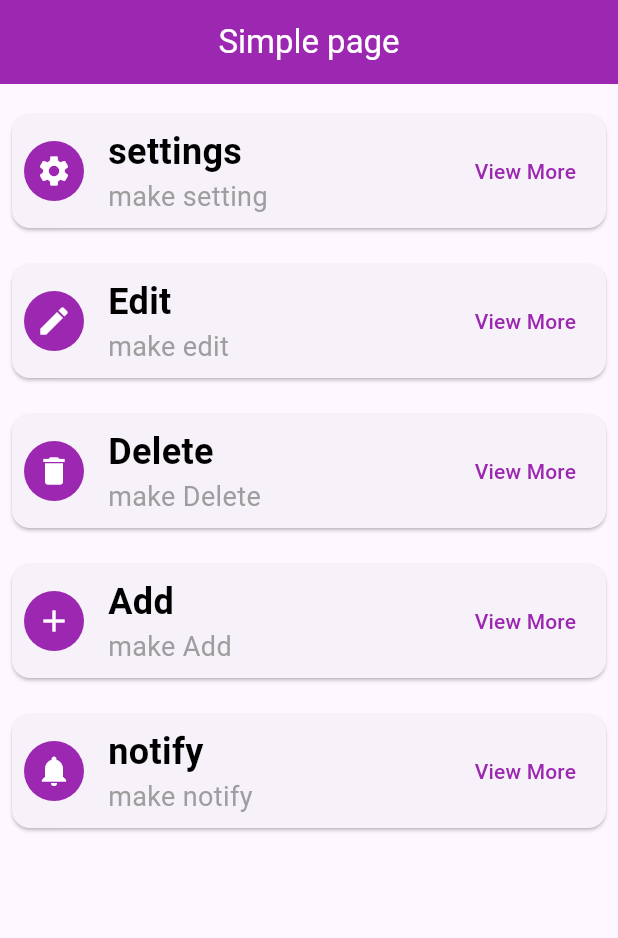
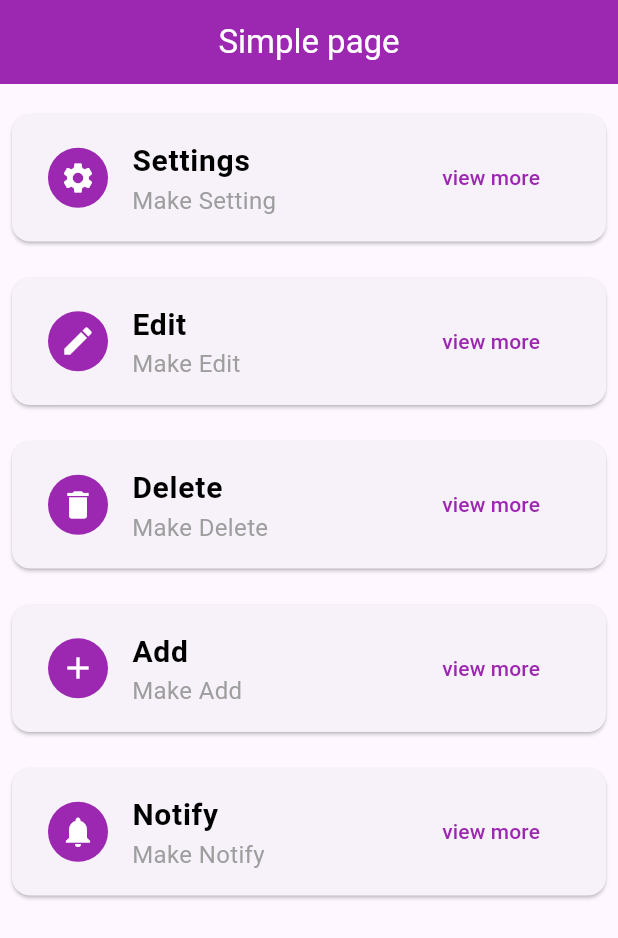
Before and after one commit to yousefmohamed35/assignment, a Flutter app: the screen it shows after launch, on a phone screen of 412 x 824 dp. Shown: the top 938 px of the screen. Run offline on Flutter 3.47's test engine with Material 3 defaults, Android fonts, the phone set to English and light mode, and no system bars.

Commit message:
refcatoer info card

```diff
--- a/lib/core/app_styles.dart
+++ b/lib/core/app_styles.dart
@@ -4,13 +4,13 @@ import 'app_colors.dart';
 
 abstract class AppStyles {
   static const TextStyle title = TextStyle(
-    fontSize: 24,
+    fontSize: 20,
     fontWeight: FontWeight.bold,
     color: AppColors.textPrimary, // optional
   );
 
   static const TextStyle subtitle = TextStyle(
-    fontSize: 18,
+    fontSize: 16,
     fontWeight: FontWeight.normal,
     color: AppColors.textSecondary, // optional
   );
--- a/lib/feature/data/function/list_info_card_data.dart
+++ b/lib/feature/data/function/list_info_card_data.dart
@@ -5,16 +5,16 @@ import '../model/card_data.dart';
 List<CardData> cardDataInfo() {
   List<CardData> info = [
     CardData(
-      title: 'settings',
-      subtitle: 'make setting',
+      title: 'Settings',
+      subtitle: 'Make Setting',
       iconData: Icons.settings,
     ),
-    CardData(title: 'Edit', subtitle: 'make edit', iconData: Icons.edit),
-    CardData(title: 'Delete', subtitle: 'make Delete', iconData: Icons.delete),
-    CardData(title: 'Add', subtitle: 'make Add', iconData: Icons.add),
+    CardData(title: 'Edit', subtitle: 'Make Edit', iconData: Icons.edit),
+    CardData(title: 'Delete', subtitle: 'Make Delete', iconData: Icons.delete),
+    CardData(title: 'Add', subtitle: 'Make Add', iconData: Icons.add),
     CardData(
-      title: 'notify',
-      subtitle: 'make notify',
+      title: 'Notify',
+      subtitle: 'Make Notify',
       iconData: Icons.notifications,
     ),
   ];
--- a/lib/feature/simple_page/presentation/view/widget/info_card.dart
+++ b/lib/feature/simple_page/presentation/view/widget/info_card.dart
@@ -22,30 +22,20 @@ class InfoCard extends StatelessWidget {
       margin: EdgeInsets.symmetric(vertical: 12),
       child: Padding(
         padding: const EdgeInsets.all(8.0),
-        child: Row(
-          children: [
-            CircleAvatar(
-              backgroundColor: AppColors.primary,
-              child: Icon(iconData, size: 24, color: Colors.white),
+        child: ListTile(
+          title: Text(title, style: AppStyles.title),
+          subtitle: Text(subTitle, style: AppStyles.subtitle),
+          trailing: TextButton(
+            onPressed: onPressed,
+            child: Text(
+              'view more',
+              style: TextStyle(color: AppColors.primary),
             ),
-            const SizedBox(width: 16),
-            Expanded(
-              child: Column(
-                crossAxisAlignment: CrossAxisAlignment.start,
-                children: [
-                  Text(title, style: AppStyles.title),
-                  Text(subTitle, style: AppStyles.subtitle),
-                ],
-              ),
-            ),
-            TextButton(
-              onPressed: onPressed,
-              child: Text(
-                'View More',
-                style: TextStyle(color: AppColors.primary),
-              ),
-            ),
-          ],
+          ),
+          leading: CircleAvatar(
+            backgroundColor: AppColors.primary,
+            child: Icon(iconData, size: 24, color: Colors.white),
+          ),
         ),
       ),
     );
```
